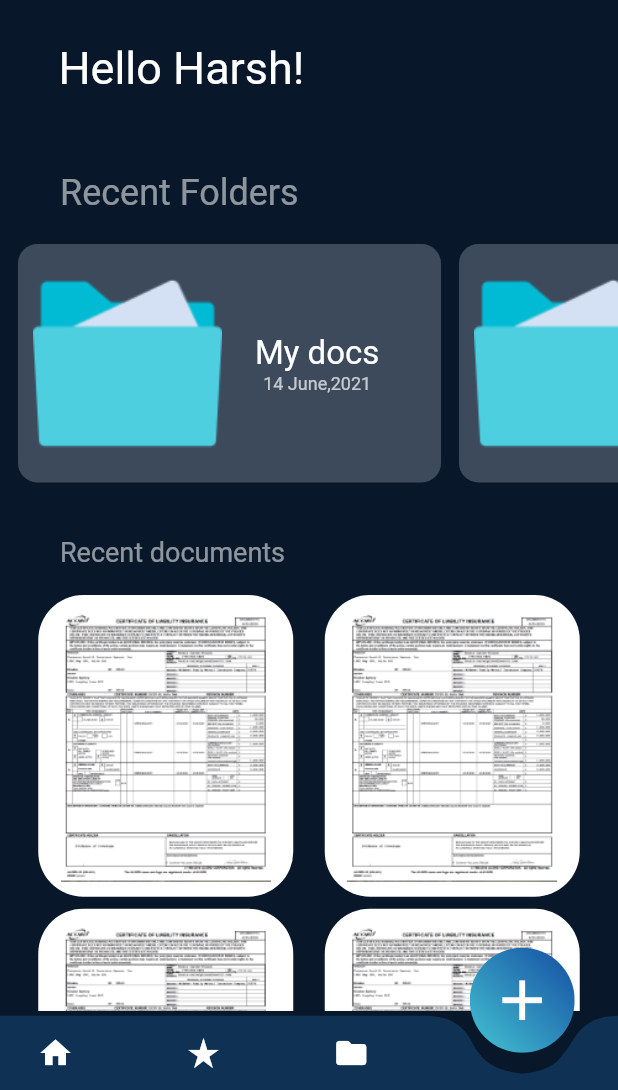
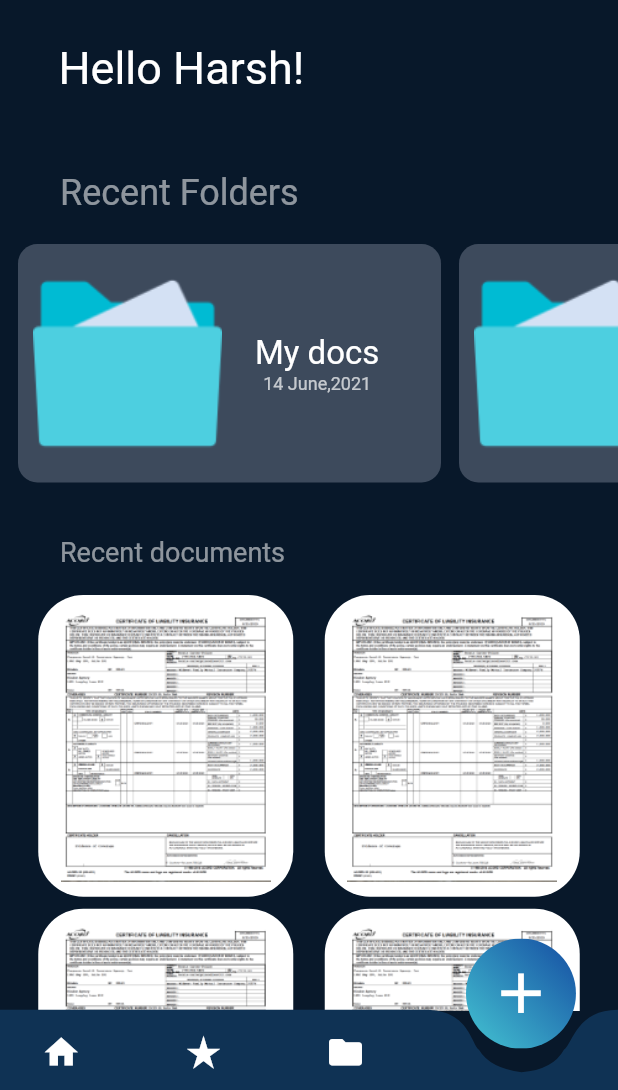
Before and after one commit to tetrex/docscanner-projectV1.2, a Flutter app: the screen it shows after launch, after a tap on "My docs", after a tap on the "keyboard backspace" icon, on a phone screen of 412 x 824 dp, the part 146-1236 px from its top. Run offline on Flutter 3.47's test engine with Material 2 defaults, Android fonts, the phone set to English and light mode, and no system bars; our stand-ins replace device_preview; missing offline and left inert: circular_reveal_animation, proste_bezier_curve; Roboto replaces fonts that are missing (Poppins, Segoe UI).

Commit message:
responsive navbar

```diff
--- a/lib/Widgets/NavBar/NavBar.dart
+++ b/lib/Widgets/NavBar/NavBar.dart
@@ -19,6 +19,7 @@ class _NavBarState extends State<NavBar> {
   @override
   Widget build(BuildContext context) {
     var size = MediaQuery.of(context).size;
+    var iconSize = size.height * 0.032;
     return Stack(
       children: [
         Align(
@@ -26,9 +27,9 @@ class _NavBarState extends State<NavBar> {
           child: Container(
             // decoration: BoxDecoration(
             //     borderRadius: BorderRadius.all(Radius.circular(4))),
-            margin: EdgeInsets.only(right: size.width * 0.07),
-            height: 70,
-            width: 70,
+            margin: EdgeInsets.only(right: size.width * 0.068, bottom: 0.5),
+            height: size.width * 0.178,
+            width: size.width * 0.178,
             // color: Colors.amber[400],
             child: Button(),
           ),
@@ -43,7 +44,7 @@ class _NavBarState extends State<NavBar> {
             child: CustomPaint(
               size: Size(
                   size.width,
-                  (size.width * 0.12)
+                  (size.width * 0.13)
                       .toDouble()), //You can Replace [WIDTH] with your desired width for Custom Paint and height will be calculated automatically
               painter: RPSCustomPainter(),
             ),
@@ -55,13 +56,14 @@ class _NavBarState extends State<NavBar> {
             padding: const EdgeInsets.only(left: 12, right: 12.0),
             child: Container(
               width: size.width * 0.60,
+              height: size.width * 0.12,
               // color: Colors.white,
               child: Row(
                 mainAxisAlignment: MainAxisAlignment.spaceBetween,
                 children: [
                   Container(
-                    height: 50,
-                    width: 50,
+                    height: size.width * 0.14,
+                    width: size.width * 0.14,
                     decoration: BoxDecoration(
                         // color: Colors.amber,
                         ),
@@ -76,12 +78,13 @@ class _NavBarState extends State<NavBar> {
                               child: (Icon(
                                 Icons.home,
                                 color: Colors.white,
+                                size: iconSize,
                               )),
                             )),
                   ),
                   Container(
-                    height: 50,
-                    width: 50,
+                    height: size.width * 0.14,
+                    width: size.width * 0.14,
                     decoration: BoxDecoration(
                         // color: Colors.amber,
                         ),
@@ -96,12 +99,13 @@ class _NavBarState extends State<NavBar> {
                               child: (Icon(
                                 Icons.star_rate,
                                 color: Colors.white,
+                                size: iconSize,
                               )),
                             )),
                   ),
                   Container(
-                    height: 50,
-                    width: 50,
+                    height: size.width * 0.14,
+                    width: size.width * 0.14,
                     decoration: BoxDecoration(
                         // color: Colors.amber,
                         ),
@@ -116,6 +120,7 @@ class _NavBarState extends State<NavBar> {
                               child: (Icon(
                                 Icons.folder,
                                 color: Colors.white,
+                                size: iconSize,
                               )),
                             )),
                   ),
--- a/lib/main.dart
+++ b/lib/main.dart
@@ -5,10 +5,14 @@ import 'package:provider/provider.dart';
 import 'State/State.dart';
 import 'main_app.dart';
 // import 'package:doc_scanner/Models/model_Index.js';
+import 'package:device_preview/device_preview.dart';
 
 void main() {
   runApp(
-    MyApp(),
+    DevicePreview(
+      enabled: true,
+      builder: (context) => MyApp(), // Wrap your app
+    ),
   );
 }
 
@@ -26,6 +30,8 @@ class _MyAppState extends State<MyApp> {
       create: (_) => ScreenState(),
       child: MaterialApp(
         debugShowCheckedModeBanner: false,
+        locale: DevicePreview.locale(context), // Add the locale here
+        builder: DevicePreview.appBuilder,
         home: main_app(),
       ),
     );
--- a/lib/main_app.dart
+++ b/lib/main_app.dart
@@ -19,7 +19,6 @@ class _main_appState extends State<main_app> {
       child: Scaffold(
         // backgroundColor: Color.fromRGBO(8, 24, 42, 1),
         body: Stack(
-          // height: MediaQuery.of(context).size.height,
           children: [
             Container(
                 color: Color(0xff08182A),
@@ -29,11 +28,11 @@ class _main_appState extends State<main_app> {
                   builder: (context, screen, child) => (screen.element),
                 )),
             Positioned(
-              bottom: 0,
+              bottom: 0.0,
               child: Container(
                   // color: Colors.lightBlue[400],
-                  width: MediaQuery.of(context).size.width,
-                  height: MediaQuery.of(context).size.width * 0.23,
+                  width: size.width,
+                  height: size.width * 0.245,
                   child: NavBar()),
             ),
           ],
--- a/pubspec.yaml
+++ b/pubspec.yaml
@@ -28,9 +28,10 @@ dependencies:
   # The following adds the Cupertino Icons font to your application.
   # Use with the CupertinoIcons class for iOS style icons.
   cupertino_icons: ^1.0.2
-  provider: ^5.0.0
+  provider:
   circular_reveal_animation:
   proste_bezier_curve:
+  device_preview:
   # jumping_bottom_nav_bar : 0.0.5
 
 dev_dependencies:
```
Also changed, not shown: pubspec.lock.
